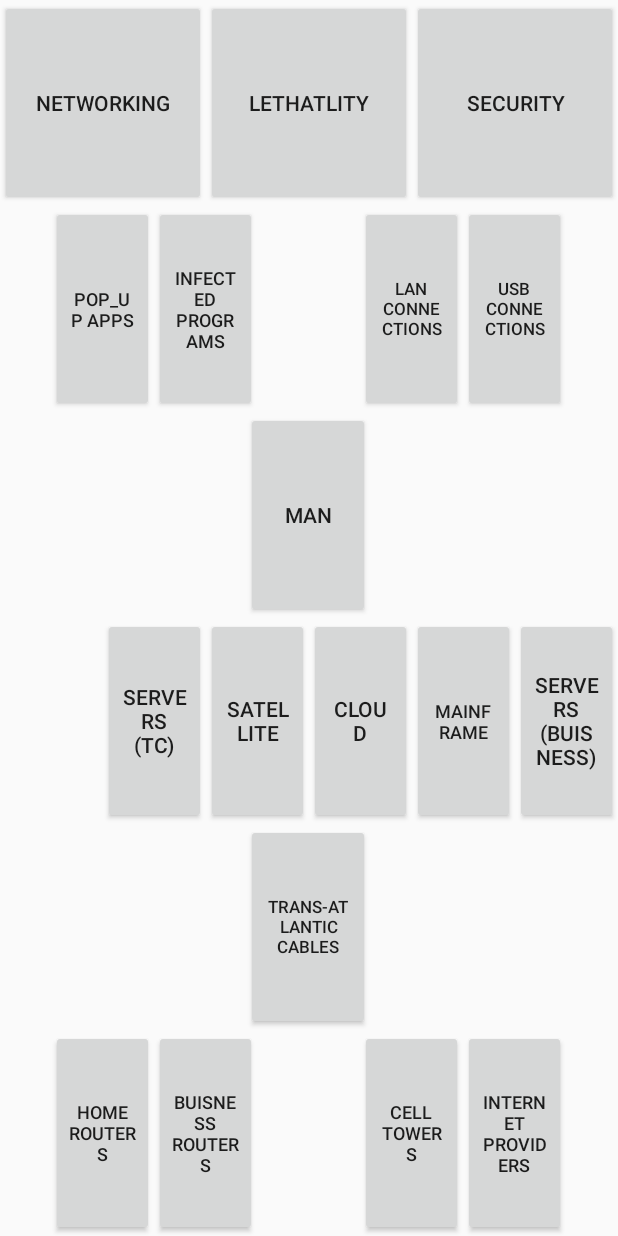
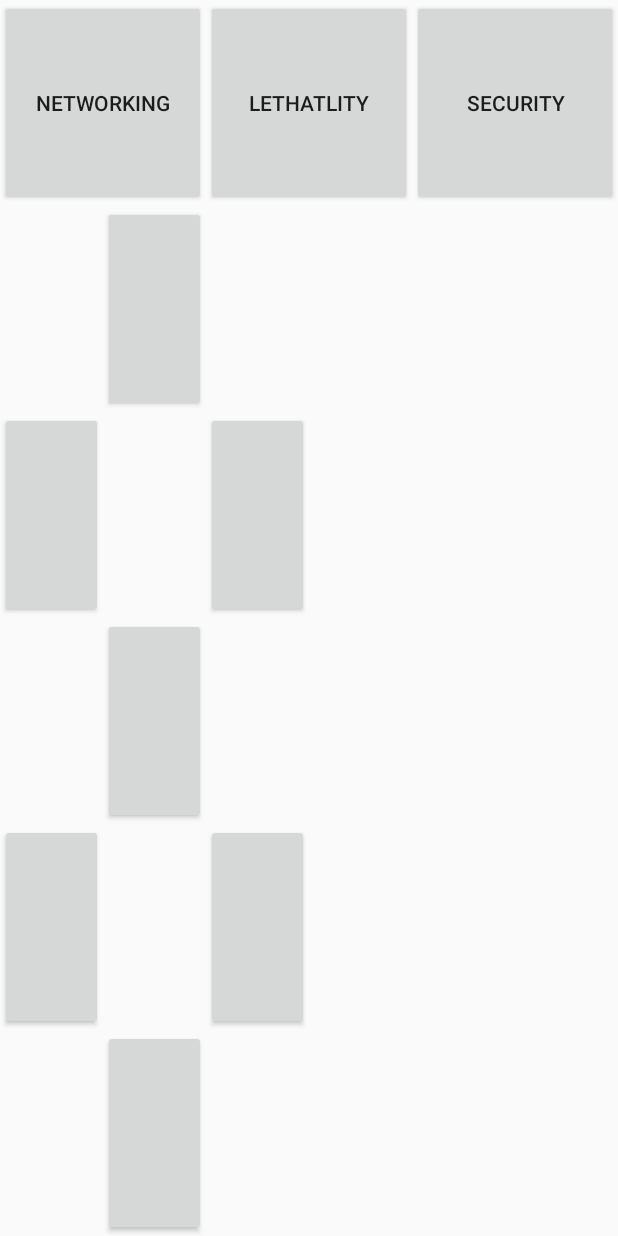
Before and after one commit to SHS-SpecialTopics/hacktheplanet, an Android app: the layout networking_upgrades.xml on its own in the app's theme, with its tools: preview values and no code run, on a phone screen of 412 x 824 dp. Run offline under Robolectric (Android 15) with nearby library versions, the phone set to English and light mode, and no system bars.

Commit message:
Nick changes 3/1/2015

```diff
--- a/app/src/main/java/com/example/rayqu/timertest/Upgrades.java
+++ b/app/src/main/java/com/example/rayqu/timertest/Upgrades.java
@@ -27,7 +27,7 @@ public class Upgrades extends AppCompatActivity implements View.OnClickListener
     @Override
     protected void onCreate(Bundle savedInstanceState) {
         super.onCreate(savedInstanceState);
-        setContentView(R.layout.upgrades);
+        setContentView(R.layout.networking_upgrades);
         networkButtons[0] = (Button) findViewById(R.id.popUpButton) ;
         networkButtons[0].setOnClickListener(this);
         networkButtons[1] = (Button) findViewById(R.id.programsButton) ;
@@ -140,6 +140,7 @@ public class Upgrades extends AppCompatActivity implements View.OnClickListener
             if(cellTowers)
                 networkButtons[10].setVisibility(View.VISIBLE);
         }
+
         if(v==networkButtons[13]) {
             cellTowers=true;
             if(businessRouters)
--- a/app/src/main/res/layout/upgrades.xml
+++ b/app/src/main/res/layout/networking_upgrades.xml
@@ -32,7 +32,7 @@
             android:id="@+id/securityButton" />
     </LinearLayout>
 
-    <LinearLayout android:layout_width="fill_parent"
+    <!--<LinearLayout android:layout_width="fill_parent"
         android:layout_height="0dp"
         android:layout_weight="1"
         android:layout_below="@id/tabsLinearLayout"
@@ -240,6 +240,115 @@
             android:layout_width="0dp"
             android:layout_weight=".5"
             android:layout_height="wrap_content" />
+    </LinearLayout>-->
+
+    <LinearLayout
+        android:layout_width="fill_parent"
+        android:layout_height="0dp"
+        android:layout_weight="5"
+        android:orientation="horizontal"
+        android:id="@+id/LethalityLinearLayout">
+
+        <LinearLayout
+            android:layout_width="0dp"
+            android:layout_height="fill_parent"
+            android:orientation="vertical"
+            android:layout_weight="2.5">
+
+            <LinearLayout
+                android:layout_width="fill_parent"
+                android:layout_height="0dp"
+                android:layout_weight=".5">
+                <TextView
+                    android:layout_width="0dp"
+                    android:layout_height="0dp"
+                    android:layout_weight="1"/>
+                <Button
+                    android:layout_width="0dp"
+                    android:layout_weight="1"
+                    android:layout_height="fill_parent" />
+                <TextView
+                    android:layout_width="0dp"
+                    android:layout_height="0dp"
+                    android:layout_weight="1"/>
+            </LinearLayout>
+            <LinearLayout
+                android:layout_width="fill_parent"
+                android:layout_height="0dp"
+                android:layout_weight=".5">
+                <Button
+                    android:layout_width="0dp"
+                    android:layout_weight="1"
+                    android:layout_height="fill_parent" />
+                <TextView
+                    android:layout_width="0dp"
+                    android:layout_height="0dp"
+                    android:layout_weight="1"/>
+                <Button
+                    android:layout_width="0dp"
+                    android:layout_weight="1"
+                    android:layout_height="fill_parent" />
+            </LinearLayout>
+            <LinearLayout
+                android:layout_width="fill_parent"
+                android:layout_height="0dp"
+                android:layout_weight=".5">
+                <TextView
+                    android:layout_width="0dp"
+                    android:layout_height="0dp"
+                    android:layout_weight="1"/>
+                <Button
+                    android:layout_width="0dp"
+                    android:layout_weight="1"
+                    android:layout_height="fill_parent" />
+                <TextView
+                    android:layout_width="0dp"
+                    android:layout_height="0dp"
+                    android:layout_weight="1"/>
+            </LinearLayout>
+            <LinearLayout
+                android:layout_width="fill_parent"
+                android:layout_height="0dp"
+                android:layout_weight=".5">
+                <Button
+                    android:layout_width="0dp"
+                    android:layout_weight="1"
+                    android:layout_height="fill_parent" />
+                <TextView
+                    android:layout_width="0dp"
+                    android:layout_height="0dp"
+                    android:layout_weight="1"/>
+                <Button
+                    android:layout_width="0dp"
+                    android:layout_weight="1"
+                    android:layout_height="fill_parent" />
+            </LinearLayout>
+            <LinearLayout
+                android:layout_width="fill_parent"
+                android:layout_height="0dp"
+                android:layout_weight=".5">
+                <TextView
+                    android:layout_width="0dp"
+                    android:layout_height="0dp"
+                    android:layout_weight="1"/>
+                <Button
+                    android:layout_width="0dp"
+                    android:layout_weight="1"
+                    android:layout_height="fill_parent" />
+                <TextView
+                    android:layout_width="0dp"
+                    android:layout_height="0dp"
+                    android:layout_weight="1"/>
+            </LinearLayout>
+        </LinearLayout>
+
+        <LinearLayout
+            android:layout_width="0dp"
+            android:layout_height="fill_parent"
+            android:layout_weight="2.5">
+        </LinearLayout>
+
+
     </LinearLayout>
 
 </LinearLayout>
```
